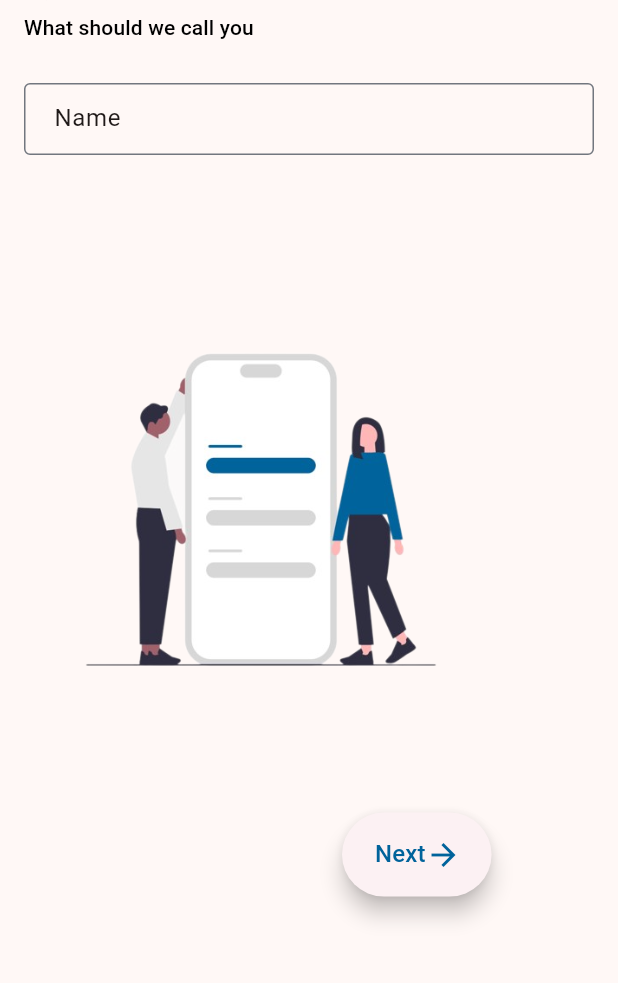
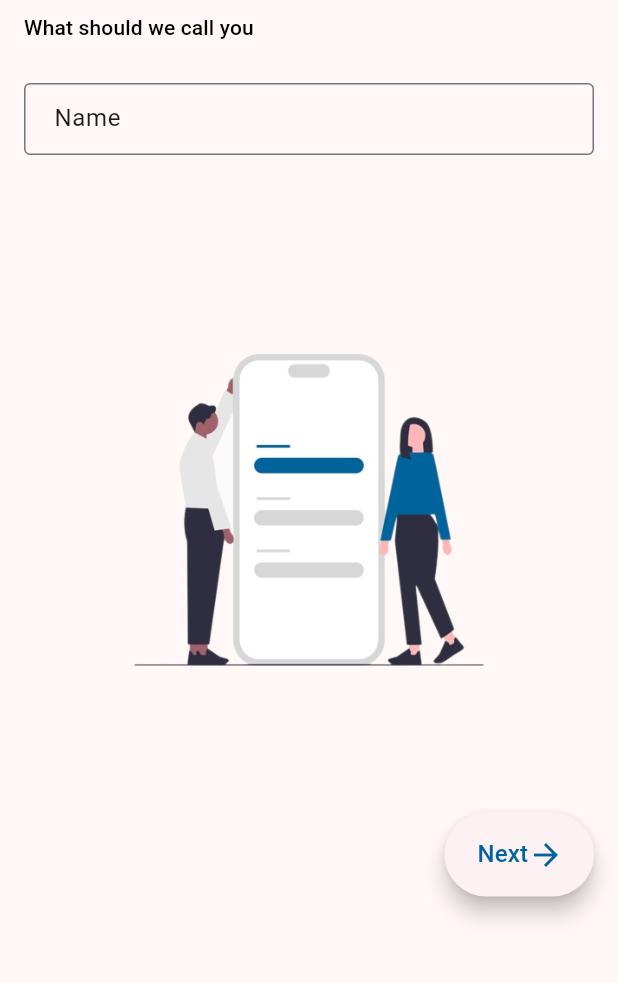
Before and after one commit to sacrilegioushero220/Learners-Choice-App, a Flutter app: the NameScreen screen opened by its route, after a tap on "Next", on a phone screen of 412 x 824 dp, the part 223-1206 px from its top. Run offline on Flutter 3.47's test engine with Material 3 defaults, Android fonts, the phone set to English and light mode, and no system bars; our stand-ins replace flutter_bloc, go_router, google_fonts, image_picker, sqflite; accounts and stored records are empty.

Commit message:
optimized padding and alingment issues in namescreen and imagescreen

```diff
--- a/lib/Presentation/Intro/name_screen.dart
+++ b/lib/Presentation/Intro/name_screen.dart
@@ -1,4 +1,7 @@
 import 'package:flutter/material.dart';
+import 'package:flutter_bloc/flutter_bloc.dart';
+import 'package:go_router/go_router.dart';
+import 'package:learners_choice_app/core/blocs/Profile_bloc/profile_bloc.dart';
 
 import 'package:learners_choice_app/core/constants/text.dart';
 import 'package:learners_choice_app/core/extensions/color_extention.dart';
@@ -51,31 +54,37 @@ class NameScreen extends StatelessWidget {
                 const SizedBox(
                   height: 105.0,
                 ),
-                buildImageWidget(
+                Center(
+                  child: buildImageWidget(
                     width: 316,
                     height: 263.39,
                     imagePath: mobileLogo,
                   ),
-                Padding(
-                  padding: const EdgeInsets.fromLTRB(212, 70, 20, 0),
-                  child: buildCustomFabButton(
+                ),
+                const SizedBox(
+                  height: 70,
+                ),
+                Row(
+                  mainAxisAlignment: MainAxisAlignment.end,
+                  crossAxisAlignment: CrossAxisAlignment.end,
+                  children: [
+                    buildCustomFabButton(
                       context: BuildContext,
                       label: "Next",
                       // isReversed: false,
 
                       onPressed: () {
-                      // final name = _nameTextController.text.trim();
-                      // BlocProvider.of<ProfileBloc>(context).add(WriteNameEvent(
-                      //   profileName: name,
-                      // ));
+                        final name = _nameTextController.text.trim();
+                        BlocProvider.of<ProfileBloc>(context)
+                            .add(SaveNameEvent(profileName: name));
 
-                      // // ignore: unnecessary_null_comparison
-                      // if (name.isNotEmpty) {
-                      //   context.pushNamed("ImageScreen");
-                      // }
+                        if (name.isNotEmpty) {
+                          context.pushNamed("ImageScreen");
+                        }
                       },
                       isReversed: false, tag: 'fab3',
                     ),
+                  ],
                 )
               ],
             ),
--- a/lib/core/blocs/Profile_bloc/profile_bloc.dart
+++ b/lib/core/blocs/Profile_bloc/profile_bloc.dart
@@ -10,47 +10,39 @@ part 'profile_state.dart';
 
 class ProfileBloc extends Bloc<ProfileEvent, ProfileState> {
   final ProfileDataRepository repository;
-  ProfileBloc(this.repository) : super(ProfileInitialState());
+  ProfileBloc(this.repository) : super(ProfileInitialState()) {
+    on<SaveNameEvent>(_saveNameEvent);
+    on<PickImageEvent>(_pickImageEvent);
+    on<SaveProfileEvent>(_saveProfileEvent);
+  }
 
-  String _profileName = '';
-  String _profilePicPath = '';
+  FutureOr<void> _saveNameEvent(
+      SaveNameEvent event, Emitter<ProfileState> emit) {
+    final String profileName = event.profileName;
 
-  Stream<ProfileState> mapEventToState(ProfileEvent event) async* {
-    switch (event.runtimeType) {
-      case SaveNameEvent:
-        _profileName = (event as SaveNameEvent).profileName;
-        yield NameEnteredState(_profileName);
-        break;
+    emit(NameEnteredState(profileName));
+  }
 
-      case PickImageEvent:
-        // logic to launch image picker and set _profilePicPath
+  FutureOr<void> _pickImageEvent(
+      PickImageEvent event, Emitter<ProfileState> emit) async {
+    // logic to launch image picker and set _profilePicPath
+    final image = await ImagePicker().pickImage(source: ImageSource.gallery);
+    if (image != null) {
+      final String profilePicPath = image.path;
+      // ImagePicked event with the selected image path
+      emit(ImagePickedState(profilePicPath));
+    }
+  }
 
-        final image =
-            await ImagePicker().pickImage(source: ImageSource.gallery);
-        if (image != null) {
-          _profilePicPath = image.path;
-          // ImagePicked event with the selected image path
-          yield ImagePickedState(_profilePicPath);
-        }
+  FutureOr<void> _saveProfileEvent(
+      SaveProfileEvent event, Emitter<ProfileState> emit) async {
+    emit(SavingProfileState());
 
-        break;
-
-      case SaveProfileEvent:
-        // Create instance
-        yield SavingProfileState();
-
-        try {
-          _profileName = (event as SaveProfileEvent).profileName;
-          _profilePicPath = (event as SaveProfileEvent).profilePicPath;
-
-          //  logic to save profile to the database
-
-          await repository.saveProfile(_profileName, _profilePicPath);
-          yield ProfileSavedState();
-        } catch (e) {
-          yield ErrorState('Error saving profile: $e');
-        }
-        break;
+    try {
+      await repository.saveProfile(event.profileName, event.profilePicPath);
+      emit(ProfileSavedState());
+    } catch (e) {
+      emit(ErrorState('Error saving profile: $e'));
     }
   }
 }
--- a/lib/core/blocs/Profile_bloc/profile_event.dart
+++ b/lib/core/blocs/Profile_bloc/profile_event.dart
@@ -15,7 +15,7 @@ final class PickImageEvent extends ProfileEvent {
   PickImageEvent(this.profilePicPath);
 }
 
-final class SaveProfileEvent {
+final class SaveProfileEvent extends ProfileEvent {
   final String profileName;
 
   final String profilePicPath;
```
Also changed, not shown: lib/Presentation/Intro/image_screen.dart (+7 -5 lines). Lines whose indentation alone changed are shown as unchanged.
